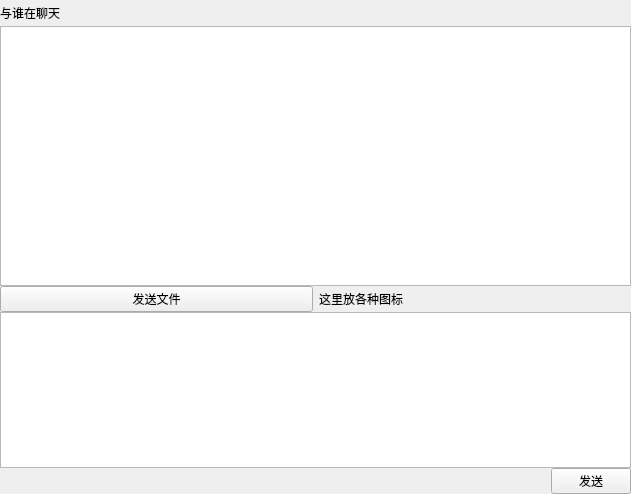
Above: IM/IMClientApp/ChatPanel/ChatPanel.ui from zrq-github/GraduationProject before the change. Below: the same form after it.
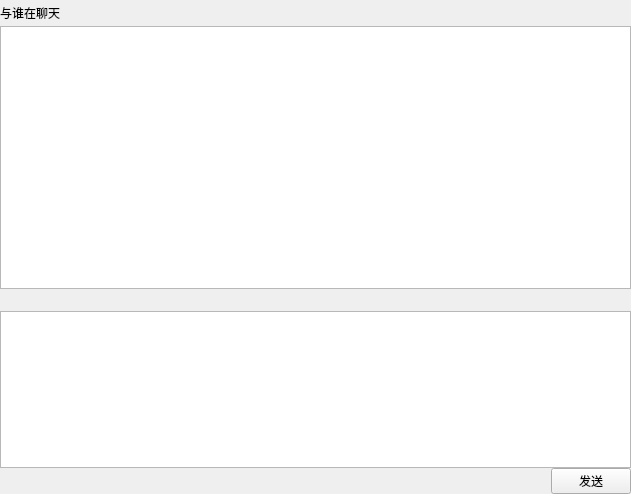
That is the form after the change. Icons and pictures are not drawn.

Patch:
```diff
--- a/IM/IMClientApp/ChatPanel/ChatPanel.ui
+++ b/IM/IMClientApp/ChatPanel/ChatPanel.ui
@@ -44,16 +44,32 @@
      <item>
       <widget class="QPushButton" name="btnSendFile">
        <property name="text">
-        <string>发送文件</string>
+        <string/>
+       </property>
+       <property name="icon">
+        <iconset resource="../Resources/Resources.qrc">
+         <normaloff>:/img/img_btn_file.png</normaloff>:/img/img_btn_file.png</iconset>
+       </property>
+       <property name="autoDefault">
+        <bool>true</bool>
+       </property>
+       <property name="flat">
+        <bool>true</bool>
        </property>
       </widget>
      </item>
      <item>
-      <widget class="QLabel" name="label">
-       <property name="text">
-        <string>这里放各种图标</string>
+      <spacer name="horizontalSpacer_2">
+       <property name="orientation">
+        <enum>Qt::Horizontal</enum>
        </property>
-      </widget>
+       <property name="sizeHint" stdset="0">
+        <size>
+         <width>40</width>
+         <height>20</height>
+        </size>
+       </property>
+      </spacer>
      </item>
     </layout>
    </item>
```
Left out of the diff: 4 changed lines with no effect on the pictures.
